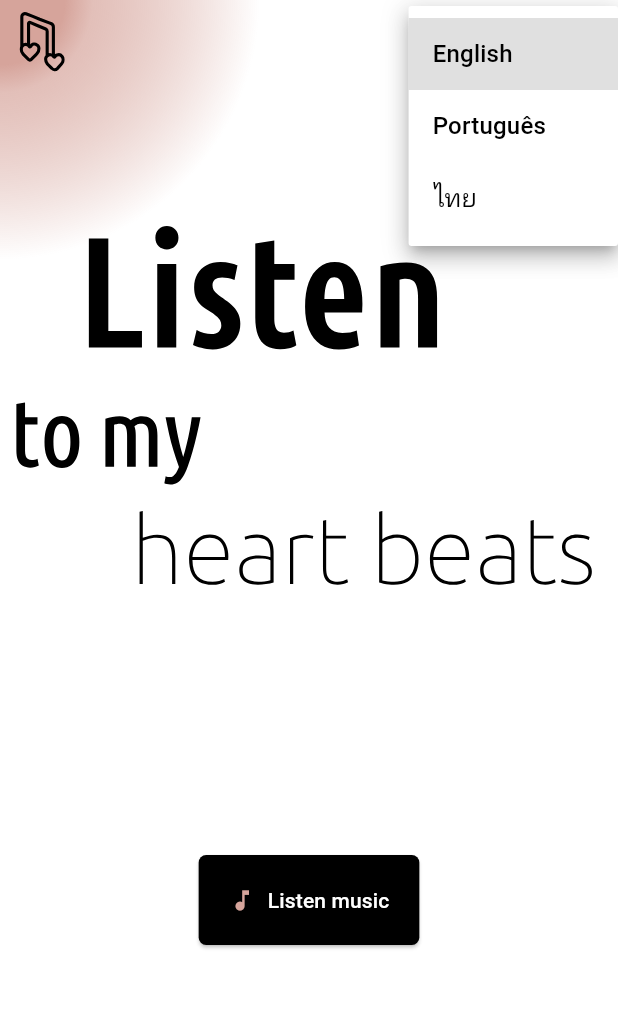
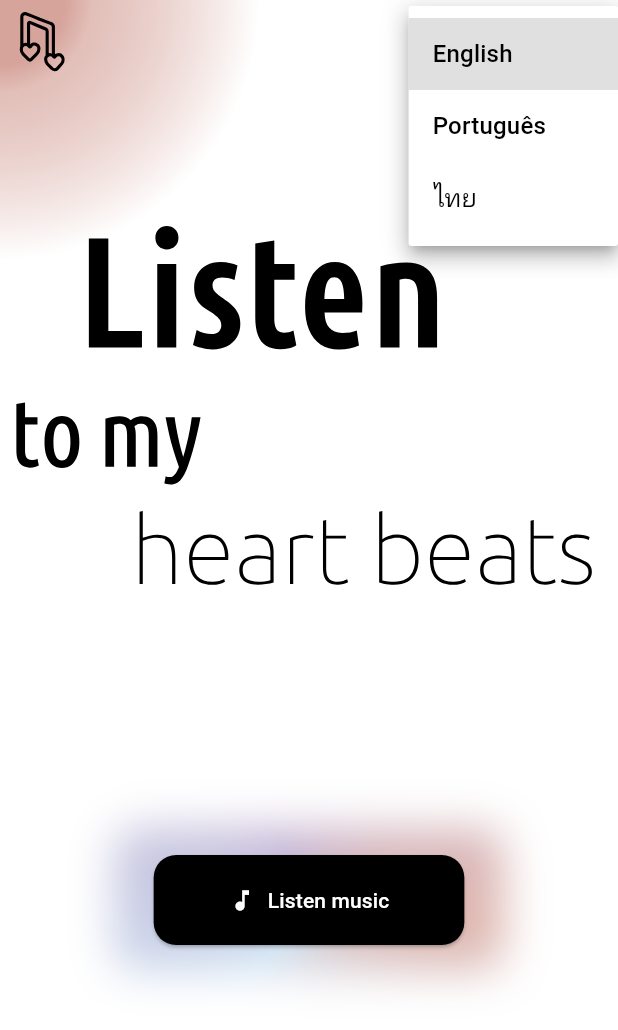
Before and after one commit to asda-projects/map, a Flutter app: the screen it shows after launch, after a tap on "English", on a phone screen of 412 x 824 dp. Shown: the top 1030 px of the screen. Run offline on Flutter 3.47's test engine with Material 3 defaults, Android fonts, the phone set to English and light mode, and no system bars; our stand-ins replace animated_background, firebase_auth, flutter_svg, font_awesome_flutter, google_sign_in; missing offline and left inert: flutter_facebook_auth; accounts and stored records are empty.

Commit message:
feat(frontend): created a animanted glowing button for board screen

```diff
--- /dev/null
+++ b/frontend/lib/presentation/boilerplate/glowing_button.dart
@@ -0,0 +1,120 @@
+import 'package:flutter/material.dart';
+import 'dart:math';
+
+class GlowingButton extends StatefulWidget {
+  final Icon icon;
+  final Text text;
+  final VoidCallback onPressed;
+
+  const GlowingButton({
+    Key? key,
+    required this.icon,
+    required this.text,
+    required this.onPressed,
+  }) : super(key: key);
+
+  @override
+  _GlowingButtonState createState() => _GlowingButtonState();
+}
+
+class _GlowingButtonState extends State<GlowingButton>
+    with SingleTickerProviderStateMixin {
+  late AnimationController _controller;
+
+  @override
+  void initState() {
+    super.initState();
+    _controller = AnimationController(
+      vsync: this,
+      duration: Duration(seconds: 3),
+    )..repeat();
+  }
+
+  @override
+  void dispose() {
+    _controller.dispose();
+    super.dispose();
+  }
+
+  @override
+  Widget build(BuildContext context) {
+    return Stack(
+      alignment: Alignment.center,
+      children: [
+        AnimatedBuilder(
+          animation: _controller,
+          builder: (context, child) {
+            return CustomPaint(
+              painter: _GlowingShadowPainter(
+                animationValue: _controller.value,
+              ),
+              child: SizedBox(
+                width: 220,
+                height: 55,
+              ),
+            );
+          },
+        ),
+        ElevatedButton.icon(
+          style: ElevatedButton.styleFrom(
+            backgroundColor: Theme.of(context).colorScheme.onSurface,
+            padding: const EdgeInsets.symmetric(
+                            horizontal: 50,
+                            vertical: 20,
+                          ),
+            shape: RoundedRectangleBorder(
+              borderRadius: BorderRadius.circular(15),
+            ),
+          ),
+          onPressed: widget.onPressed,
+          icon: widget.icon,
+
+          label:
+            widget.text,
+
+
+        ),
+      ],
+    );
+  }
+}
+
+class _GlowingShadowPainter extends CustomPainter {
+  final double animationValue;
+
+  _GlowingShadowPainter({required this.animationValue});
+
+  @override
+  void paint(Canvas canvas, Size size) {
+      Paint paint = Paint()
+    ..shader = SweepGradient(
+      colors: [
+        Color(0xFFD6A49B).withOpacity(0.8), // Soft pink
+        Color(0xFFBFD7ED).withOpacity(0.8), // Warm light blue
+        Color(0xFFB3A0C9).withOpacity(0.8), // Muted lavender
+        Color(0xFFD6A49B).withOpacity(0.8), // Return to soft pink
+      ],
+      stops: [0.0, 0.33, 0.66, 1.0], // Evenly distribute colors
+      transform: GradientRotation(2 * pi * animationValue),
+    ).createShader(
+      Rect.fromCircle(
+        center: Offset(size.width / 2, size.height / 2),
+        radius: size.width / 2,
+      ),
+    )
+    ..maskFilter = MaskFilter.blur(BlurStyle.normal, 15);
+
+    canvas.drawRRect(
+      RRect.fromRectAndRadius(
+        Rect.fromLTWH(-20, -20, size.width + 40, size.height + 40),
+        Radius.circular(15),
+      ),
+      paint,
+    );
+  }
+
+  @override
+  bool shouldRepaint(covariant _GlowingShadowPainter oldDelegate) {
+    return oldDelegate.animationValue != animationValue;
+  }
+}
--- a/frontend/lib/presentation/screens/board/small_widget_board.dart
+++ b/frontend/lib/presentation/screens/board/small_widget_board.dart
@@ -5,6 +5,7 @@ import 'package:flutter_svg/flutter_svg.dart';
 import 'package:frontend/domain/utils/paths.dart';
 import 'package:frontend/presentation/assets/l10n/generated/l10n.dart';
 import 'package:frontend/presentation/boilerplate/app_bar.dart';
+import 'package:frontend/presentation/boilerplate/glowing_button.dart';
 import 'package:frontend/presentation/utils/navigation.dart';
 
 
@@ -40,7 +41,7 @@ class SmallWidgetBoardState extends State<SmallWidgetBoard> {
                 colors: [
                   Theme.of(context).colorScheme.primary,
                   Theme.of(context).colorScheme.primary.withOpacity(0.7),
-                  Colors.white, // Fade to red at the edges
+                  Theme.of(context).colorScheme.onSecondary, // Fade to red at the edges
                 ],
                 stops: [0.07, 0.1, 0.28], // Control the gradient spread
               ),
@@ -62,7 +63,7 @@ class SmallWidgetBoardState extends State<SmallWidgetBoard> {
             height: 400, // Adjust size
           )),
           SizedBox(height: 100),
-         ElevatedButton.icon(
+         GlowingButton(
             onPressed: () {
               AppNavigation.navigateToPage(
                 context,
@@ -72,21 +73,17 @@ class SmallWidgetBoardState extends State<SmallWidgetBoard> {
                 },
               );
             },
-            icon: const Icon(Icons.music_note_sharp), // Your icon
-            label: Text(
-               S.of(context).listenMusic,
-               style: TextStyle(color: Theme.of(context).colorScheme.onSecondary),
-            ),
-            style: ElevatedButton.styleFrom(
-              backgroundColor: Theme.of(context).colorScheme.onSurface,
-              shape: RoundedRectangleBorder(
-                borderRadius: BorderRadius.circular(5), // Rounded corners
+            icon: Icon(
+              Icons.music_note_sharp,
+              color: Theme.of(context).colorScheme.onSecondary,
+              ), // Your icon
+            text: Text(
+              S.of(context).listenMusic,
+              style: TextStyle(
+                fontSize: 14,
+                color: Theme.of(context).colorScheme.onSecondary
               ),
-              padding: const EdgeInsets.symmetric(
-                horizontal: 20,
-                vertical: 20,
-              ), // Padding inside the button
-            ),
+              ),
           ),
 
 
```
Also changed, not shown: 1 other file.
